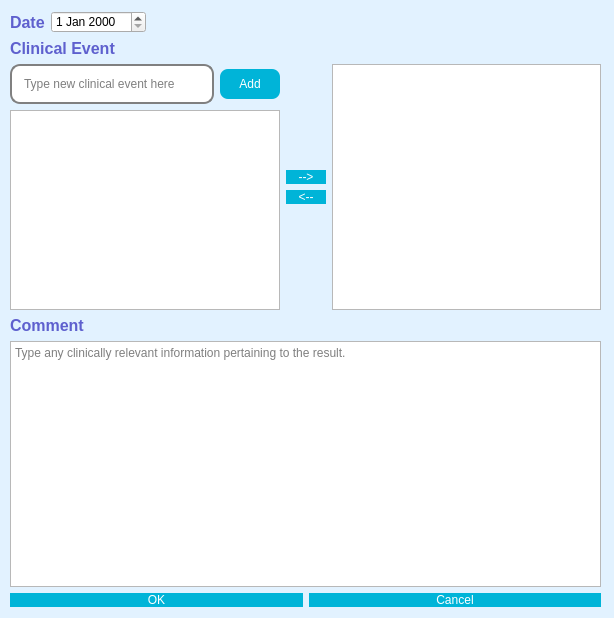
First picture: the form in resource/uic/add_update_event.ui, repository xyang-github/INR_Tracker, before the edit.
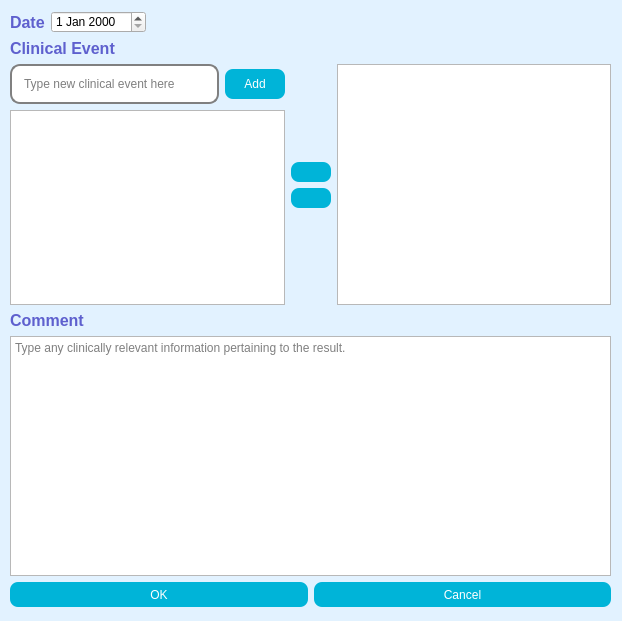
Second picture: the form after the edit. Icons and pictures are not drawn.

Commit message: Fixed an issue with the slot and signals for events

```diff
--- a/resource/uic/add_update_event.ui
+++ b/resource/uic/add_update_event.ui
@@ -6,8 +6,8 @@
    <rect>
     <x>0</x>
     <y>0</y>
-    <width>614</width>
-    <height>618</height>
+    <width>622</width>
+    <height>621</height>
    </rect>
   </property>
   <property name="windowTitle">
@@ -46,12 +46,12 @@
 	font-weight: bold;
 }</string>
   </property>
-  <widget class="QWidget" name="">
+  <widget class="QWidget" name="layoutWidget">
    <property name="geometry">
     <rect>
      <x>10</x>
      <y>11</y>
-     <width>591</width>
+     <width>601</width>
      <height>596</height>
     </rect>
    </property>
@@ -149,28 +149,60 @@
          </spacer>
         </item>
         <item>
-         <widget class="QPushButton" name="btnAddEvent">
+         <widget class="QPushButton" name="btnAddToPatient">
+          <property name="sizePolicy">
+           <sizepolicy hsizetype="Minimum" vsizetype="Minimum">
+            <horstretch>0</horstretch>
+            <verstretch>0</verstretch>
+           </sizepolicy>
+          </property>
           <property name="minimumSize">
            <size>
             <width>40</width>
-            <height>0</height>
+            <height>20</height>
            </size>
           </property>
           <property name="toolTip">
            <string>Add indication to patient's profile</string>
           </property>
           <property name="text">
-           <string>--&gt;</string>
+           <string/>
+          </property>
+          <property name="icon">
+           <iconset resource="../resource.qrc">
+            <normaloff>:/img/icon/add_to.png</normaloff>:/img/icon/add_to.png</iconset>
+          </property>
+          <property name="iconSize">
+           <size>
+            <width>24</width>
+            <height>24</height>
+           </size>
           </property>
          </widget>
         </item>
         <item>
-         <widget class="QPushButton" name="btnRemoveEvent">
+         <widget class="QPushButton" name="btnRemoveFromPatient">
+          <property name="minimumSize">
+           <size>
+            <width>0</width>
+            <height>20</height>
+           </size>
+          </property>
           <property name="toolTip">
            <string>Remove indication from patient's profile</string>
           </property>
           <property name="text">
-           <string>&lt;--</string>
+           <string/>
+          </property>
+          <property name="icon">
+           <iconset resource="../resource.qrc">
+            <normaloff>:/img/icon/remove_from.png</normaloff>:/img/icon/remove_from.png</iconset>
+          </property>
+          <property name="iconSize">
+           <size>
+            <width>24</width>
+            <height>24</height>
+           </size>
           </property>
          </widget>
         </item>
@@ -217,14 +249,26 @@
     <item>
      <layout class="QHBoxLayout" name="lytButton">
       <item>
-       <widget class="QPushButton" name="btnOK_event">
+       <widget class="QPushButton" name="btnOK">
+        <property name="minimumSize">
+         <size>
+          <width>0</width>
+          <height>25</height>
+         </size>
+        </property>
         <property name="text">
          <string>OK</string>
         </property>
        </widget>
       </item>
       <item>
-       <widget class="QPushButton" name="btnCancel_event">
+       <widget class="QPushButton" name="btnCancelDialog">
+        <property name="minimumSize">
+         <size>
+          <width>0</width>
+          <height>25</height>
+         </size>
+        </property>
         <property name="text">
          <string>Cancel</string>
         </property>
```
Left out of the diff: 25 changed lines with no effect on the pictures. The commit also changes 2 other files.
